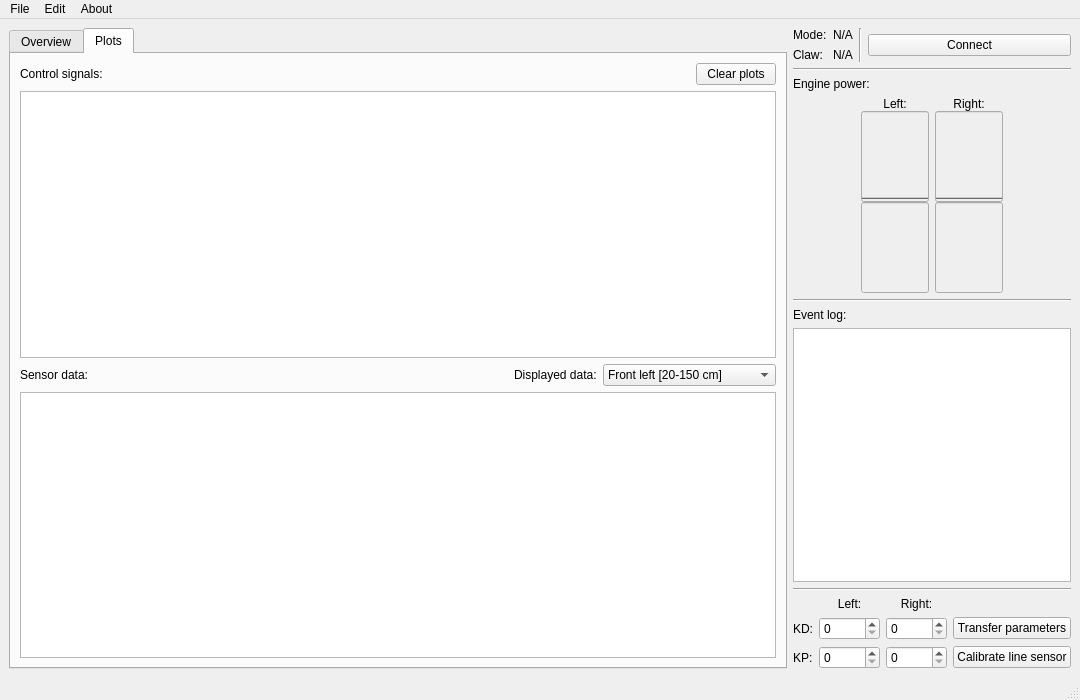
Flooten/mazetercontrol, file forms/mainwindow.ui: the form before one commit.
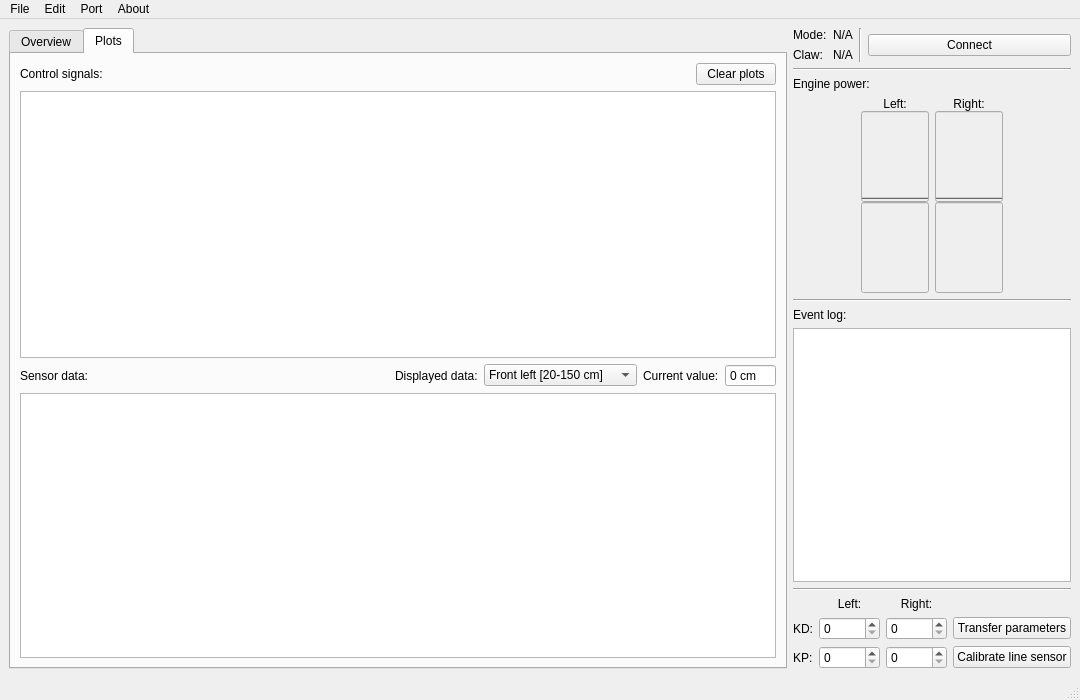
The form after the commit. Icons and pictures are not drawn.

Commit message: Action updates, following sensor dataetc.

Patch:
```diff
--- a/forms/mainwindow.ui
+++ b/forms/mainwindow.ui
@@ -233,6 +233,29 @@
               </item>
              </widget>
             </item>
+            <item>
+             <widget class="QLabel" name="label_3">
+              <property name="text">
+               <string>Current value:</string>
+              </property>
+             </widget>
+            </item>
+            <item>
+             <widget class="QSpinBox" name="spinBox_sensor_data_current_value">
+              <property name="readOnly">
+               <bool>true</bool>
+              </property>
+              <property name="buttonSymbols">
+               <enum>QAbstractSpinBox::NoButtons</enum>
+              </property>
+              <property name="suffix">
+               <string> cm</string>
+              </property>
+              <property name="maximum">
+               <number>255</number>
+              </property>
+             </widget>
+            </item>
            </layout>
           </item>
           <item>
@@ -717,14 +740,9 @@
      <x>0</x>
      <y>0</y>
      <width>1080</width>
-     <height>28</height>
+     <height>22</height>
     </rect>
    </property>
-   <widget class="QMenu" name="menuFile">
-    <property name="title">
-     <string>File</string>
-    </property>
-   </widget>
    <widget class="QMenu" name="menuEdit">
     <property name="title">
      <string>Edit</string>
@@ -738,8 +756,23 @@
     </property>
     <addaction name="actionAboutMazeterControl"/>
    </widget>
+   <widget class="QMenu" name="menuPort">
+    <property name="title">
+     <string>Port</string>
+    </property>
+    <addaction name="actionConnect"/>
+    <addaction name="actionDisconnect"/>
+   </widget>
+   <widget class="QMenu" name="menuFile">
+    <property name="title">
+     <string>File</string>
+    </property>
+    <addaction name="actionOpenTerminal"/>
+    <addaction name="actionExit"/>
+   </widget>
    <addaction name="menuFile"/>
    <addaction name="menuEdit"/>
+   <addaction name="menuPort"/>
    <addaction name="menuAbout"/>
   </widget>
   <widget class="QStatusBar" name="statusbar"/>
```
Left out of the diff: 60 changed lines with no effect on the pictures. The commit also changes 5 other files.
